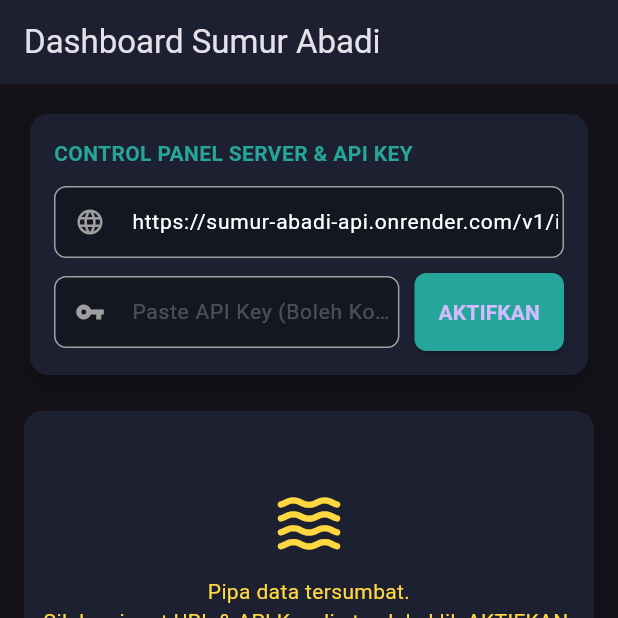
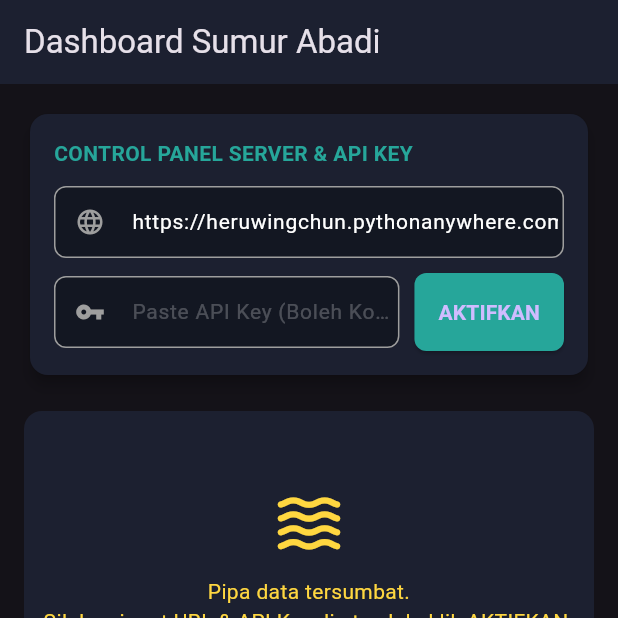
Before and after one commit to afakhor/bei_heruwingchun, a Flutter app: the screen it shows after launch, on a phone screen of 412 x 824 dp, the top half of it. Run offline on Flutter 3.47's test engine with Material 3 defaults, Android fonts, the phone set to English and light mode, and no system bars; missing offline and left inert: dart:ffi.

Commit message:
Update main.dart

```diff
--- a/lib/main.dart
+++ b/lib/main.dart
@@ -224,9 +224,9 @@ class MainNavigationScreen extends StatefulWidget {
 }
 
 class _MainNavigationScreenState extends State<MainNavigationScreen> {
-  // 🌐 SEKARANG DEFAULT-NYA LANGSUNG MENGARAH KE PIPA PYTHON DI RENDER
-  final TextEditingController _urlInputController =
-      TextEditingController(text: 'https://sumur-abadi-api.onrender.com/v1/idx');
+  // 🌐 SEKARANG DEFAULT-NYA LANGSUNG MENGARAH KE PYTHONANYWHERE
+final TextEditingController _urlInputController =
+    TextEditingController(text: 'https://heruwingchun.pythonanywhere.com/v1/idx'); // 👈 JADI INI
   final TextEditingController _apiInputController = TextEditingController();
 
   String _urlAktif = "";
```
